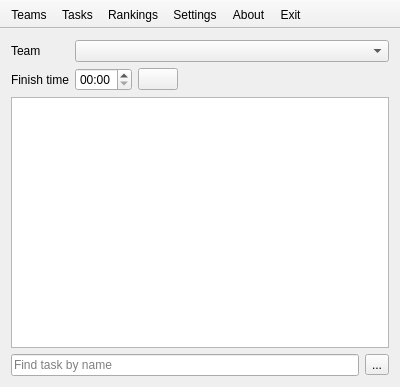
Qt form trunk/gui_main.ui (FrankMamuda/ketoevent) before a commit.
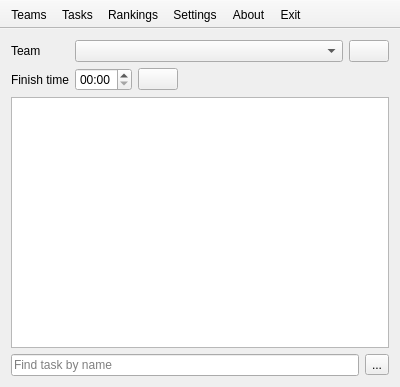
The same form after that commit. Icons and pictures are not drawn.

```diff
--- a/trunk/gui_main.ui
+++ b/trunk/gui_main.ui
@@ -21,6 +21,9 @@
    <layout class="QVBoxLayout" name="verticalLayout">
     <item>
      <layout class="QFormLayout" name="formLayout">
+      <property name="fieldGrowthPolicy">
+       <enum>QFormLayout::AllNonFixedFieldsGrow</enum>
+      </property>
       <item row="0" column="0">
        <widget class="QLabel" name="labelTeam">
         <property name="text">
@@ -28,16 +31,6 @@
         </property>
        </widget>
       </item>
-      <item row="0" column="1">
-       <widget class="QComboBox" name="comboTeams">
-        <property name="sizePolicy">
-         <sizepolicy hsizetype="Expanding" vsizetype="Fixed">
-          <horstretch>0</horstretch>
-          <verstretch>0</verstretch>
-         </sizepolicy>
-        </property>
-       </widget>
-      </item>
       <item row="1" column="0">
        <widget class="QLabel" name="labelFinish">
         <property name="text">
@@ -83,6 +76,34 @@
         </item>
        </layout>
       </item>
+      <item row="0" column="1">
+       <layout class="QHBoxLayout" name="horizontalLayout">
+        <item>
+         <widget class="QComboBox" name="comboTeams">
+          <property name="sizePolicy">
+           <sizepolicy hsizetype="Expanding" vsizetype="Fixed">
+            <horstretch>0</horstretch>
+            <verstretch>0</verstretch>
+           </sizepolicy>
+          </property>
+         </widget>
+        </item>
+        <item>
+         <widget class="QPushButton" name="quickAddButton">
+          <property name="toolTip">
+           <string>Quickly add a team</string>
+          </property>
+          <property name="text">
+           <string/>
+          </property>
+          <property name="icon">
+           <iconset resource="resources.qrc">
+            <normaloff>:/icons/team_add_16</normaloff>:/icons/team_add_16</iconset>
+          </property>
+         </widget>
+        </item>
+       </layout>
+      </item>
      </layout>
     </item>
     <item>
```
